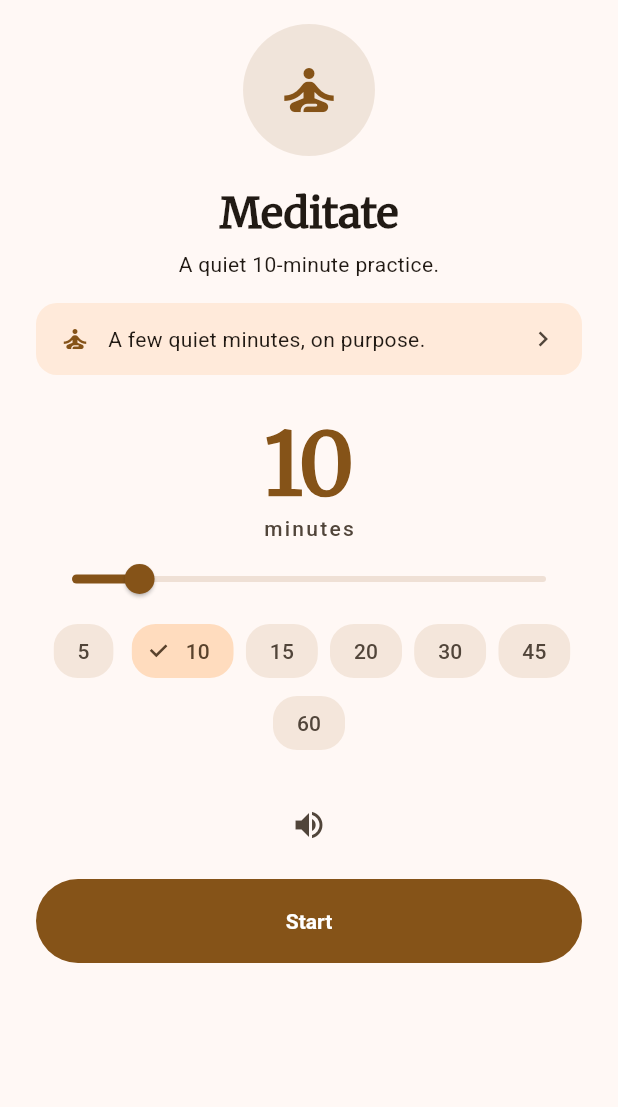
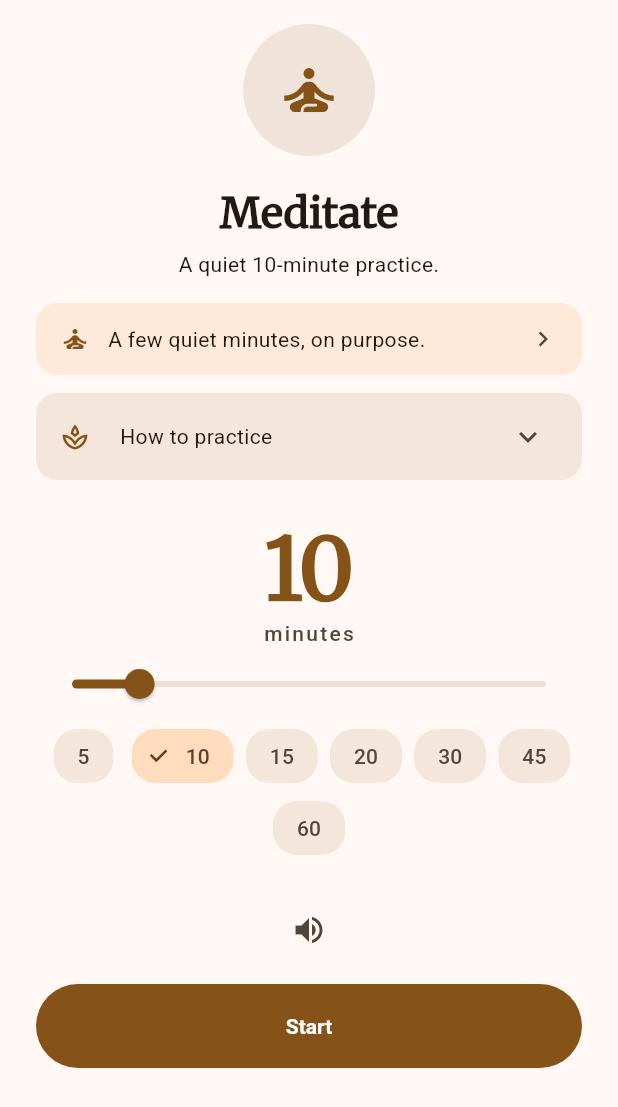
Before and after one commit to karthiknarayan01/sadhana-app, a Flutter app: the MeditationHomeScreen screen opened directly, on a phone screen of 412 x 824 dp. Shown: the top 1107 px of the screen. Run offline on Flutter 3.47's test engine with Material 3 defaults, Android fonts, the phone set to English and light mode, and no system bars; drawn by our look-alikes of flutter_animate; our stand-ins replace clock, confetti, dio, drift, fl_chart, flutter_riverpod and 4 more; missing offline and left inert: audio_session; accounts and stored records are empty; generated files the repository leaves out were written again.

Commit message:
Sounds: kangse bell to open, hanchi gong to close, soft cue for alt-nostril
Rework the practice cues so each has a distinct meaning, and add a short
"How to practice" card so the sounds aren't cryptic.

- Meditation: the bell (kangse) now opens the session and marks each
  minute; the gong (hanchi) is reserved for the close. (Previously the
  gong marked both the start and the end.)
- Box breathing: bell on each phase change (unchanged) + a closing gong
  when you stop (new — breathing had no closing sound before).
- Alternate nostril: phase changes now play a soft, short cue instead of
  the bell — six phases per cycle, some very short, made a rung bell
  sound cluttered. Still opens with the bell and closes with the gong.
- AudioService gains playPhaseCue + a third player; the bell asset is
  renamed basu_bell.mp3 -> kangse_bell.mp3 and a placeholder
  phase_cue.mp3 is added (all three still placeholders — see
  assets/audio/README.md for the real-recording spec).
- New PracticeGuide card on both setup screens: what each cue means and
  the actual steps (incl. the alternate-nostril hand technique).

Co-Authored-By: Claude Sonnet 5 <noreply@anthropic.com>

```diff
--- a/lib/features/meditation/application/timer_controller.dart
+++ b/lib/features/meditation/application/timer_controller.dart
@@ -85,7 +85,9 @@ class TimerController extends Notifier<MeditationState> {
     if (remaining <= 0) {
       _warmupTicker?.cancel();
       _warmupTicker = null;
-      await ref.read(audioServiceProvider).playGong(muted: state.muted);
+      // The bell (kangse) opens the practice; the gong is saved for the
+      // close (see _finish).
+      await ref.read(audioServiceProvider).playBell(muted: state.muted);
       _beginPractice();
       return;
     }
--- a/lib/features/meditation/presentation/duration_setup_view.dart
+++ b/lib/features/meditation/presentation/duration_setup_view.dart
@@ -3,6 +3,7 @@ import 'package:flutter_animate/flutter_animate.dart';
 import 'package:flutter_riverpod/flutter_riverpod.dart';
 
 import '../../../core/providers.dart';
+import '../../../shared/widgets/practice_guide.dart';
 import '../../../shared/widgets/practice_medallion.dart';
 import '../../benefits/presentation/benefit_sheet.dart';
 import '../application/timer_controller.dart';
@@ -59,6 +60,10 @@ class _DurationSetupViewState extends ConsumerState<DurationSetupView> {
             const SizedBox(height: 16),
             const BenefitCard(practiceType: 'meditation')
                 .animate(delay: 150.ms)
+                .fadeIn(duration: 400.ms),
+            const SizedBox(height: 12),
+            const PracticeGuide(practiceType: 'meditation')
+                .animate(delay: 175.ms)
                 .fadeIn(duration: 400.ms),
             const SizedBox(height: 28),
             Text(
--- /dev/null
+++ b/lib/shared/widgets/practice_guide.dart
@@ -0,0 +1,98 @@
+import 'package:flutter/material.dart';
+
+/// A collapsed-by-default "How to practice" card for a practice's setup
+/// screen: what the cues mean, and the actual steps. Meditation and
+/// breathing both use bell / gong / soft-tone cues that mean nothing
+/// without a one-line explanation.
+class PracticeGuide extends StatelessWidget {
+  const PracticeGuide({super.key, required this.practiceType});
+
+  final String practiceType;
+
+  static const _guides = <String, ({String title, List<String> lines})>{
+    'meditation': (
+      title: 'How to practice',
+      lines: [
+        'A bell opens the session and sounds once a minute — just a marker '
+            'that time is passing, nothing to do.',
+        'A deep gong closes the session.',
+        'Sit comfortably, eyes closed or lowered. Rest your attention on the '
+            'breath; when the mind wanders, notice and come back. That is the '
+            'whole practice.',
+      ],
+    ),
+    'box_breathing': (
+      title: 'How to practice',
+      lines: [
+        'Follow the count on screen. A bell marks each change — inhale, hold, '
+            'exhale, hold, all the same length.',
+        'Breathe through the nose, smoothly; never strain the holds.',
+        'A gong closes the session when you stop.',
+      ],
+    ),
+    'alt_nostril_breathing': (
+      title: 'How to practice',
+      lines: [
+        'A soft tone marks each step. The screen shows which nostril is '
+            'active.',
+        'With your right hand: close the right nostril, inhale through the '
+            'left. Close the left, exhale through the right. Inhale right, '
+            'then switch and exhale left — that is one round.',
+        'Keep the breath gentle. A gong closes the session when you stop.',
+      ],
+    ),
+  };
+
+  @override
+  Widget build(BuildContext context) {
+    final guide = _guides[practiceType];
+    if (guide == null) return const SizedBox.shrink();
+
+    final scheme = Theme.of(context).colorScheme;
+    // Material (not a plain DecoratedBox) so ExpansionTile's internal
+    // ListTile has a Material ancestor to paint its background/splash on.
+    return Material(
+      color: scheme.surfaceContainerHigh,
+      borderRadius: BorderRadius.circular(14),
+      clipBehavior: Clip.antiAlias,
+      child: Theme(
+        data: Theme.of(context).copyWith(dividerColor: Colors.transparent),
+        child: ExpansionTile(
+          leading: Icon(Icons.spa_outlined, size: 20, color: scheme.primary),
+          title: Text(
+            guide.title,
+            style: Theme.of(context).textTheme.bodyMedium,
+          ),
+          childrenPadding: const EdgeInsets.fromLTRB(16, 0, 16, 16),
+          expandedCrossAxisAlignment: CrossAxisAlignment.start,
+          children: [
+            for (final line in guide.lines)
+              Padding(
+                padding: const EdgeInsets.only(bottom: 10),
+                child: Row(
+                  crossAxisAlignment: CrossAxisAlignment.start,
+                  children: [
+                    Padding(
+                      padding: const EdgeInsets.only(top: 6, right: 10),
+                      child: Icon(
+                        Icons.circle,
+                        size: 5,
+                        color: scheme.onSurfaceVariant,
+                      ),
+                    ),
+                    Expanded(
+                      child: Text(
+                        line,
+                        style: Theme.of(context).textTheme.bodySmall
+                            ?.copyWith(height: 1.5),
+                      ),
+                    ),
+                  ],
+                ),
+              ),
+          ],
+        ),
+      ),
+    );
+  }
+}
```
Also changed, not shown: lib/core/audio/audio_service.dart (+31 -2 lines), lib/features/breathing/application/breathing_controller.dart (+19 -3 lines), lib/features/breathing/presentation/technique_picker_view.dart (+7 -0 lines), 8 other files.
